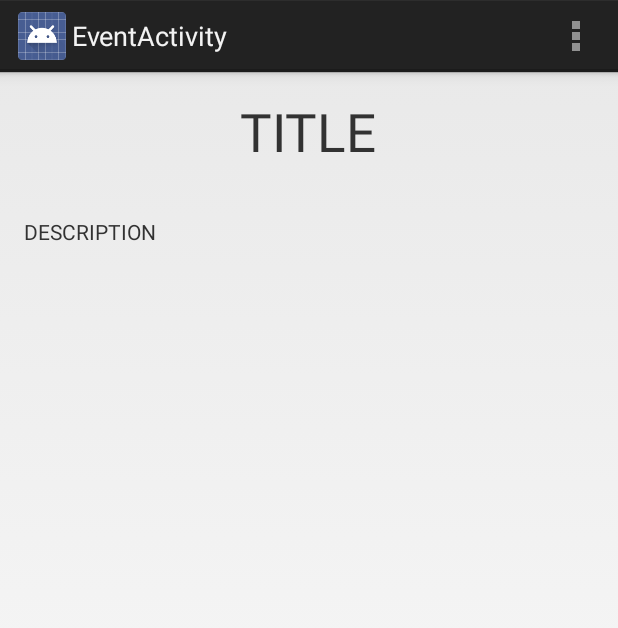
After one commit to rthill91/Gather, an Android app: the EventActivity screen opened directly, with no data from a screen before it, on a phone screen of 412 x 824 dp. The commit adds this screen. Shown: the top 628 px of the screen. Run offline under Robolectric (Android 15) with nearby library versions, the phone set to English and light mode, and no system bars; 3 statements that could not run were skipped.

Commit message:
Added refresh button for events on main page (also I think this is the first commit since I added the event page)

```diff
--- a/Gather/app/src/main/AndroidManifest.xml
+++ b/Gather/app/src/main/AndroidManifest.xml
@@ -43,6 +43,10 @@
             android:name="com.desperateundergadstudio.gather.ProfileActivity"
             android:label="@string/title_activity_profile" >
         </activity>
+        <activity
+            android:name="com.desperateundergadstudio.gather.EventActivity"
+            android:label="@string/title_activity_event" >
+        </activity>
     </application>
 
 </manifest>
--- /dev/null
+++ b/Gather/app/src/main/java/com/desperateundergadstudio/gather/EventActivity.java
@@ -0,0 +1,55 @@
+package com.desperateundergadstudio.gather;
+
+import android.app.Activity;
+import android.os.Bundle;
+import android.view.Menu;
+import android.view.MenuItem;
+import android.widget.TextView;
+
+import org.json.JSONException;
+import org.json.JSONObject;
+
+
+public class EventActivity extends Activity {
+
+    JSONObject event;
+
+    @Override
+    protected void onCreate(Bundle savedInstanceState) {
+        super.onCreate(savedInstanceState);
+        setContentView(R.layout.activity_event);
+
+        try {
+            event = new JSONObject(getIntent().getStringExtra("currentEvent"));
+            TextView eventTitle = (TextView)findViewById(R.id.text_eventTitle);
+            TextView eventDescription = (TextView)findViewById(R.id.text_eventDescription);
+            eventTitle.setText(event.getString("Title"));
+            eventDescription.setText(event.getString("Description"));
+        } catch(JSONException e) {
+
+        }
+    }
+
+
+    @Override
+    public boolean onCreateOptionsMenu(Menu menu) {
+        // Inflate the menu; this adds items to the action bar if it is present.
+        getMenuInflater().inflate(R.menu.menu_event, menu);
+        return true;
+    }
+
+    @Override
+    public boolean onOptionsItemSelected(MenuItem item) {
+        // Handle action bar item clicks here. The action bar will
+        // automatically handle clicks on the Home/Up button, so long
+        // as you specify a parent activity in AndroidManifest.xml.
+        int id = item.getItemId();
+
+        //noinspection SimplifiableIfStatement
+        if (id == R.id.action_settings) {
+            return true;
+        }
+
+        return super.onOptionsItemSelected(item);
+    }
+}
--- /dev/null
+++ b/Gather/app/src/main/res/layout/activity_event.xml
@@ -0,0 +1,27 @@
+<RelativeLayout xmlns:android="http://schemas.android.com/apk/res/android"
+    xmlns:tools="http://schemas.android.com/tools" android:layout_width="match_parent"
+    android:layout_height="match_parent" android:paddingLeft="@dimen/activity_horizontal_margin"
+    android:paddingRight="@dimen/activity_horizontal_margin"
+    android:paddingTop="@dimen/activity_vertical_margin"
+    android:paddingBottom="@dimen/activity_vertical_margin"
+    tools:context="com.desperateundergadstudio.gather.EventActivity">
+
+    <TextView android:layout_width="wrap_content"
+        android:layout_height="wrap_content"
+        android:text="TITLE"
+        android:id="@+id/text_eventTitle"
+        android:textAlignment="center"
+        android:layout_alignParentTop="true"
+        android:layout_centerHorizontal="true"
+        android:textSize="35dp" />
+    <TextView
+        android:layout_width="wrap_content"
+        android:layout_height="wrap_content"
+        android:text="DESCRIPTION"
+        android:id="@+id/text_eventDescription"
+        android:layout_marginTop="33dp"
+        android:layout_below="@+id/text_eventTitle"
+        android:layout_alignParentLeft="true"
+        android:layout_alignParentStart="true" />
+
+</RelativeLayout>
--- a/Gather/app/src/main/res/menu/main.xml
+++ b/Gather/app/src/main/res/menu/main.xml
@@ -5,6 +5,11 @@
         android:title="@string/action_settings"
         android:orderInCategory="100"
         android:showAsAction="never" />
+    <item android:id="@+id/action_refresh"
+        android:icon="@drawable/ic_action_refresh"
+        android:title="@string/action_refresh"
+        android:orderInCategory="102"
+        android:showAsAction="ifRoom" />
     <item android:id="@+id/action_profile"
         android:title="@string/action_profile"
         android:orderInCategory="101"
--- /dev/null
+++ b/Gather/app/src/main/res/menu/menu_event.xml
@@ -0,0 +1,6 @@
+<menu xmlns:android="http://schemas.android.com/apk/res/android"
+    xmlns:tools="http://schemas.android.com/tools"
+    tools:context="com.desperateundergadstudio.gather.EventActivity">
+    <item android:id="@+id/action_settings" android:title="@string/action_settings"
+        android:orderInCategory="100" android:showAsAction="never" />
+</menu>
--- a/Gather/app/src/main/res/values/strings.xml
+++ b/Gather/app/src/main/res/values/strings.xml
@@ -4,13 +4,12 @@
     <string name="app_name">Gather</string>
     <string name="action_settings">Settings</string>
     <string name="action_profile">Profile</string>
+    <string name="action_refresh">Refresh</string>
     <string name="tab1_placeholder">Home</string>
     <string name="tab2_placeholder">Browse</string>
-
     <string name="title_activity_login">Login</string>
     <string name="title_activity_register">Register</string>
     <string name="title_activity_profile">Profile</string>
-
     <string name="lbl_hostingEvents">Hosting</string>
     <string name="lbl_attendingEvents">Attending</string>
     <string name="lbl_event1">Flag Football!</string>
@@ -26,5 +25,6 @@
     <string name="user_hint">UserName</string>
     <string name="pass_hint">Password</string>
     <string name="hello_world">Hello world!</string>
+    <string name="title_activity_event">EventActivity</string>
 
 </resources>
```
Also changed, not shown: Gather/app/src/main/java/com/desperateundergadstudio/gather/MainActivity.java (+26 -11 lines), Gather/app/src/main/res/drawable-hdpi/ic_action_refresh.png (added), Gather/app/src/main/res/drawable-mdpi/ic_action_refresh.png (added), Gather/app/src/main/res/drawable-xhdpi/ic_action_refresh.png (added).
